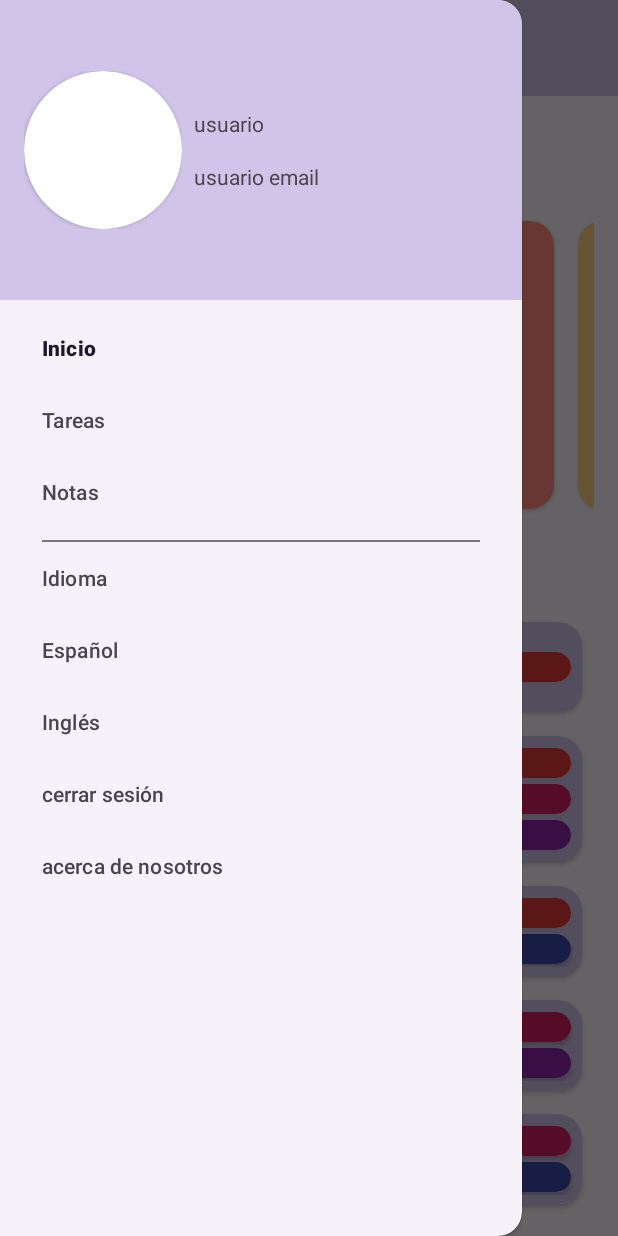
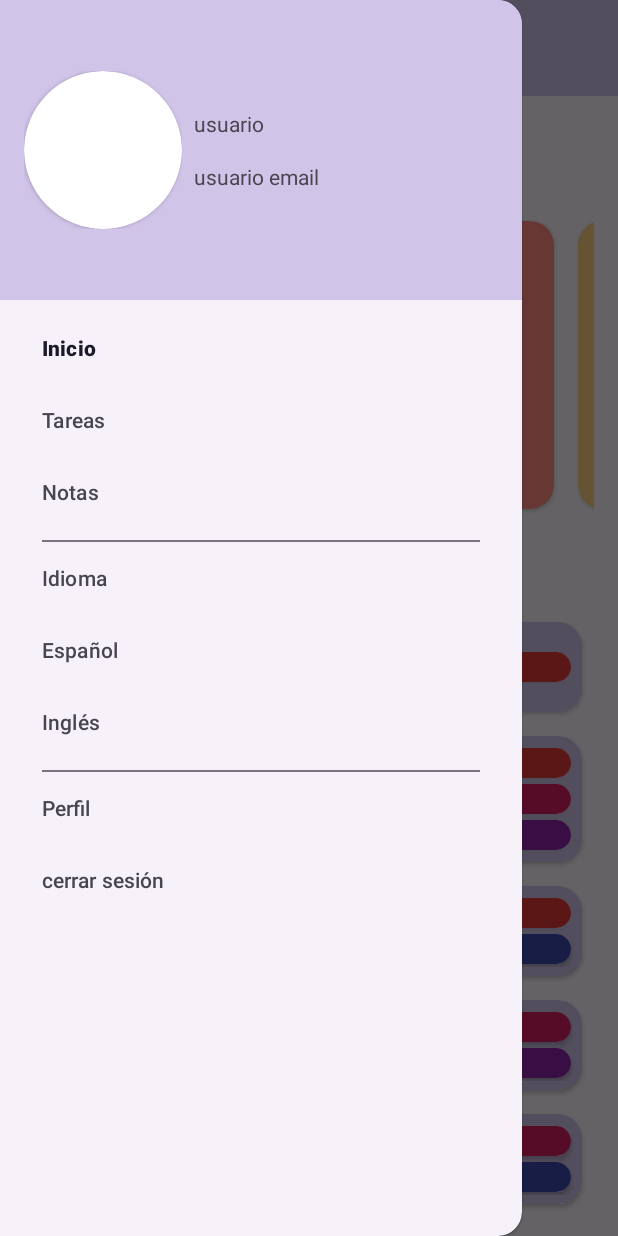
Before and after one commit to ElQuenta/TDone2, an Android app: the screen it shows after launch (MainActivity), with the side drawer open, on a phone screen of 412 x 824 dp. Run offline under Robolectric (Android 15) with nearby library versions, the phone set to English and light mode, and no system bars; our stand-ins replace Firebase (no records; nobody signed in at launch, a user with empty details on screens opened directly), navigation-ui.

Commit message:
Final_state_of_BurgerMenu

```diff
--- a/app/src/main/res/menu/main_menu.xml
+++ b/app/src/main/res/menu/main_menu.xml
@@ -11,29 +11,27 @@
             android:id="@+id/allNotesFragment"
             android:title="Notas" />
     </group>
+
+    <item android:title="Idioma">
+        <menu>
             <group>
-        <item
-            android:id="@+id/language_selector"
-            android:title="Idioma">
-            <menu>
                 <item
                     android:id="@+id/language_es"
                     android:title="Español" />
                 <item
                     android:id="@+id/language_en"
                     android:title="Inglés" />
+            </group>
         </menu>
     </item>
-        <item
-            android:title=""
-            android:visible="false" />
-    </group>
+    <item android:title="Perfil">
+        <menu>
             <group>
                 <item
                     android:id="@+id/log_out"
                     android:title="cerrar sesión" />
-        <item
-            android:id="@+id/about_us"
-            android:title="acerca de nosotros" />
             </group>
         </menu>
+    </item>
+
+</menu>
```
Also changed, not shown: app/src/main/java/ubp/com/tdone/ui/MainActivity.kt (+31 -0 lines). Lines whose indentation alone changed are shown as unchanged.
